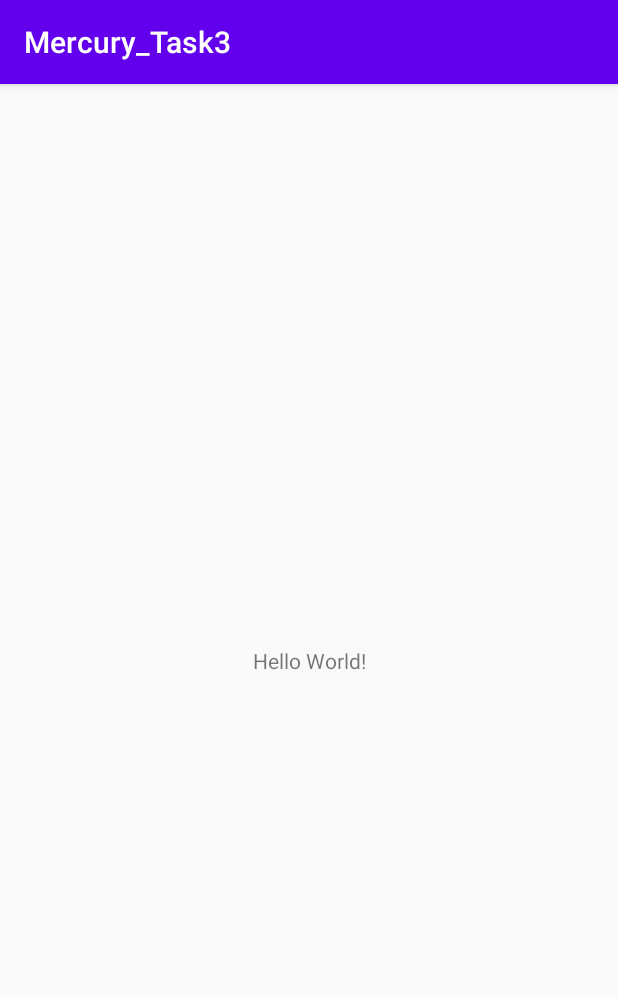
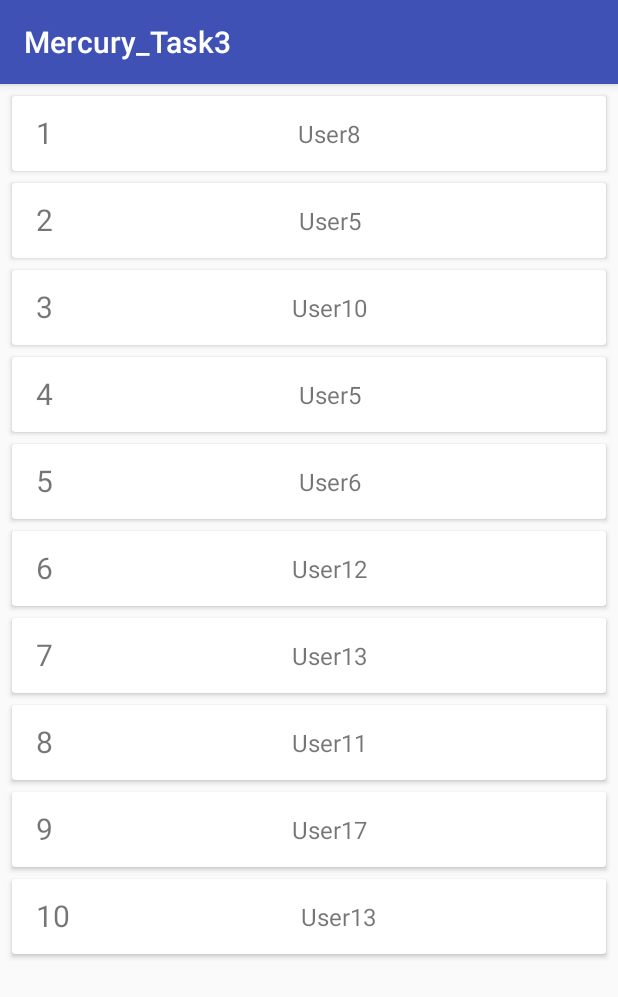
Before and after one commit to Code5150/github-issues-example, an Android app: the screen it shows after launch (MainActivity), on a phone screen of 412 x 824 dp. Shown: the top 997 px of the screen. Run offline under Robolectric (Android 15) with nearby library versions, the phone set to English and light mode, and no system bars.

Commit message:
Работающий список(без сети и деталей)

```diff
--- a/app/build.gradle
+++ b/app/build.gradle
@@ -23,6 +23,14 @@ android {
         }
     }
 
+    compileOptions {
+        sourceCompatibility JavaVersion.VERSION_1_8
+        targetCompatibility JavaVersion.VERSION_1_8
+    }
+    kotlinOptions {
+        jvmTarget = "1.8"
+    }
+
 }
 
 dependencies {
@@ -34,4 +42,12 @@ dependencies {
     testImplementation 'junit:junit:4.12'
     androidTestImplementation 'androidx.test.ext:junit:1.1.1'
     androidTestImplementation 'androidx.test.espresso:espresso-core:3.2.0'
+    implementation 'androidx.swiperefreshlayout:swiperefreshlayout:1.0.0'
+    implementation 'androidx.recyclerview:recyclerview:1.1.0'
+    implementation 'org.jetbrains.kotlinx:kotlinx-coroutines-android:1.3.3'
+    implementation 'com.squareup.retrofit2:retrofit:2.9.0'
+    implementation 'androidx.lifecycle:lifecycle-extensions:2.0.0'
+    implementation 'androidx.lifecycle:lifecycle-livedata-ktx:2.2.0-alpha01'
+    implementation "androidx.cardview:cardview:1.0.0"
+
 }
--- /dev/null
+++ b/app/src/main/java/com/example/mercury_task3/Issue.kt
@@ -0,0 +1,3 @@
+package com.example.mercury_task3
+
+data class Issue(val number: Int, val username: String, val date: String, val description: String) {}
--- /dev/null
+++ b/app/src/main/java/com/example/mercury_task3/IssueListRecyclerAdapter.kt
@@ -0,0 +1,51 @@
+package com.example.mercury_task3
+
+import android.view.LayoutInflater
+import android.view.View
+import android.view.ViewGroup
+import android.widget.TextView
+import androidx.recyclerview.widget.RecyclerView
+import kotlinx.android.synthetic.main.issue_item_card.view.*
+
+class IssueListRecyclerAdapter(
+    private val callbackFun: () -> Unit
+) : RecyclerView.Adapter<IssueListRecyclerAdapter.ItemHolder>() {
+    private var items: ArrayList<Issue> = ArrayList()
+
+    override fun onCreateViewHolder(parent: ViewGroup, viewType: Int): ItemHolder {
+        return ItemHolder(
+            LayoutInflater.from(parent.context).inflate(R.layout.issue_item_card, parent, false)
+        )
+    }
+
+    override fun getItemCount() = items.size
+
+    override fun onBindViewHolder(holder: ItemHolder, position: Int) {
+        holder.issueNum.text = items[position].number.toString()
+        holder.username.text = items[position].username
+    }
+
+    fun setItems(newItems: ArrayList<Issue>){
+        items = newItems
+        notifyDataSetChanged()
+    }
+
+    fun clear(){
+        items.clear()
+        notifyDataSetChanged()
+    }
+
+
+
+    inner class ItemHolder(v: View) : RecyclerView.ViewHolder(v), View.OnClickListener {
+
+        var issueNum: TextView = v.issueNum
+        var username: TextView = v.username
+
+        override fun onClick(view: View?) = callbackFun()
+
+        init {
+            v.setOnClickListener(this)
+        }
+    }
+}
--- /dev/null
+++ b/app/src/main/java/com/example/mercury_task3/IssueViewModel.kt
@@ -0,0 +1,42 @@
+package com.example.mercury_task3
+
+import android.os.Build
+import androidx.annotation.RequiresApi
+import androidx.lifecycle.*
+import kotlinx.coroutines.delay
+import java.time.LocalDate
+import kotlin.math.roundToInt
+
+
+class IssueViewModel : ViewModel() {
+    private val _issuesData: MutableLiveData<ArrayList<Issue>> = liveData {
+        emit(testList())
+    } as MutableLiveData<ArrayList<Issue>>
+
+    val issuesData: LiveData<ArrayList<Issue>> get() = _issuesData
+
+    private suspend fun testList(): ArrayList<Issue>{
+        val result = ArrayList<Issue>()
+
+        delay(500)
+
+        for(i in 1..10){
+            result += Issue(i, "User${(Math.random()*10 + i).roundToInt()}", "27-05-2020", "Issue ${Math.random()*10 + 2*i}")
+        }
+
+        return result
+    }
+
+    suspend fun updateIssuesList(){
+        _issuesData.postValue(testList())
+    }
+
+    fun getIssuesList(): MutableLiveData<ArrayList<Issue>> {
+        val issueList = ArrayList<Issue>()
+
+
+        val result = MutableLiveData<ArrayList<Issue>>()
+        result.value = issueList
+        return result
+    }
+}
--- a/app/src/main/java/com/example/mercury_task3/MainActivity.kt
+++ b/app/src/main/java/com/example/mercury_task3/MainActivity.kt
@@ -2,11 +2,49 @@ package com.example.mercury_task3
 
 import androidx.appcompat.app.AppCompatActivity
 import android.os.Bundle
+import androidx.lifecycle.Observer
+import androidx.lifecycle.ViewModelProvider
+import androidx.lifecycle.ViewModelProviders
+import androidx.recyclerview.widget.LinearLayoutManager
+import androidx.recyclerview.widget.RecyclerView
+import androidx.swiperefreshlayout.widget.SwipeRefreshLayout
+import kotlinx.coroutines.GlobalScope
+import kotlinx.coroutines.launch
 
 class MainActivity : AppCompatActivity() {
+
+    private lateinit var repoIssuesRecyclerView: RecyclerView
+    private lateinit var issueViewModel: IssueViewModel
 
     override fun onCreate(savedInstanceState: Bundle?) {
         super.onCreate(savedInstanceState)
         setContentView(R.layout.activity_main)
+
+        repoIssuesRecyclerView = findViewById(R.id.repoIssuesRecyclerView)
+        repoIssuesRecyclerView.layoutManager = LinearLayoutManager(this)
+        repoIssuesRecyclerView.setHasFixedSize(true)
+
+        val issueOnClickFun = {
+
+        }
+
+        issueViewModel = ViewModelProviders.of(this).get(IssueViewModel::class.java)
+
+        val adapter = IssueListRecyclerAdapter(issueOnClickFun)
+        repoIssuesRecyclerView.adapter = adapter
+
+        issueViewModel.issuesData.observe(this, Observer {
+            adapter.setItems(it)
+        })
+
+        val swipeRefreshLayout: SwipeRefreshLayout = findViewById(R.id.swipeContainer)
+        swipeRefreshLayout.setOnRefreshListener {
+            GlobalScope.launch {
+                swipeRefreshLayout.isRefreshing = true
+                issueViewModel.updateIssuesList()
+                swipeRefreshLayout.isRefreshing = false
+            }
+        }
+
     }
 }
--- /dev/null
+++ b/app/src/main/java/com/example/mercury_task3/NetworkGithubApi.kt
@@ -0,0 +1,10 @@
+package com.example.mercury_task3
+
+class NetworkGithubApi {
+    companion object{
+        private const val USERNAME: String = "User"
+        private const val REPOSITORY: String = "Repo"
+    }
+
+
+}
--- a/app/src/main/res/layout/activity_main.xml
+++ b/app/src/main/res/layout/activity_main.xml
@@ -6,13 +6,28 @@
     android:layout_height="match_parent"
     tools:context=".MainActivity">
 
-    <TextView
-        android:layout_width="wrap_content"
-        android:layout_height="wrap_content"
-        android:text="Hello World!"
+    <androidx.swiperefreshlayout.widget.SwipeRefreshLayout
+        android:id="@+id/swipeContainer"
+        android:layout_width="match_parent"
+        android:layout_height="match_parent"
         app:layout_constraintBottom_toBottomOf="parent"
-        app:layout_constraintLeft_toLeftOf="parent"
-        app:layout_constraintRight_toRightOf="parent"
-        app:layout_constraintTop_toTopOf="parent" />
+        app:layout_constraintEnd_toEndOf="parent"
+        app:layout_constraintStart_toStartOf="parent"
+        app:layout_constraintTop_toTopOf="parent">
+
+        <androidx.recyclerview.widget.RecyclerView
+            android:id="@+id/repoIssuesRecyclerView"
+            android:layout_width="match_parent"
+            android:layout_height="match_parent"
+            app:layout_constraintBottom_toBottomOf="parent"
+            app:layout_constraintEnd_toEndOf="parent"
+            app:layout_constraintStart_toStartOf="parent"
+            app:layout_constraintTop_toTopOf="parent"
+            tools:listitem="@layout/issue_item_card">
+
+
+        </androidx.recyclerview.widget.RecyclerView>
+
+    </androidx.swiperefreshlayout.widget.SwipeRefreshLayout>
 
 </androidx.constraintlayout.widget.ConstraintLayout>
--- /dev/null
+++ b/app/src/main/res/layout/issue_item_card.xml
@@ -0,0 +1,43 @@
+<?xml version="1.0" encoding="utf-8"?>
+<androidx.cardview.widget.CardView xmlns:android="http://schemas.android.com/apk/res/android"
+    xmlns:app="http://schemas.android.com/apk/res-auto"
+    xmlns:tools="http://schemas.android.com/tools"
+    android:layout_width="match_parent"
+    android:layout_height="wrap_content"
+    android:layout_marginStart="8dp"
+    android:layout_marginTop="8dp"
+    android:layout_marginEnd="8dp">
+
+    <androidx.constraintlayout.widget.ConstraintLayout
+        android:layout_width="match_parent"
+        android:layout_height="50dp"
+
+        android:background="?attr/selectableItemBackground"
+        android:backgroundTint="#FFFFFF"
+        android:clickable="true"
+        android:focusable="true">
+
+        <TextView
+            android:id="@+id/issueNum"
+            android:layout_width="wrap_content"
+            android:layout_height="wrap_content"
+            android:layout_marginStart="16dp"
+            android:text="TextView"
+            android:textSize="20sp"
+            app:layout_constraintBottom_toBottomOf="parent"
+            app:layout_constraintStart_toStartOf="parent"
+            app:layout_constraintTop_toTopOf="parent"
+            app:layout_constraintVertical_bias="0.483" />
+
+        <TextView
+            android:id="@+id/username"
+            android:layout_width="wrap_content"
+            android:layout_height="wrap_content"
+            android:text="TextView"
+            android:textSize="16sp"
+            app:layout_constraintBottom_toBottomOf="parent"
+            app:layout_constraintEnd_toEndOf="parent"
+            app:layout_constraintStart_toEndOf="@+id/issueNum"
+            app:layout_constraintTop_toTopOf="parent" />
+    </androidx.constraintlayout.widget.ConstraintLayout>
+</androidx.cardview.widget.CardView>
--- a/app/src/main/res/values/colors.xml
+++ b/app/src/main/res/values/colors.xml
@@ -1,6 +1,10 @@
 <?xml version="1.0" encoding="utf-8"?>
 <resources>
-    <color name="colorPrimary">#6200EE</color>
-    <color name="colorPrimaryDark">#3700B3</color>
-    <color name="colorAccent">#03DAC5</color>
+    <color name="colorPrimary">#3F51B5</color><!-- Light Indigo -->
+    <color name="colorPrimaryDark">#3949AB</color><!-- Dark Indigo -->
+    <color name="colorAccent">#00B0FF</color><!-- Blue -->
+    <color name="barPressed">#5d5d5d</color>
+    <color name="barDefaultText">#8d8d8d</color>
+    <color name="defaultWhite">#ffffff</color>
+    <color name="textPressed">#efefef</color>
 </resources>
```
